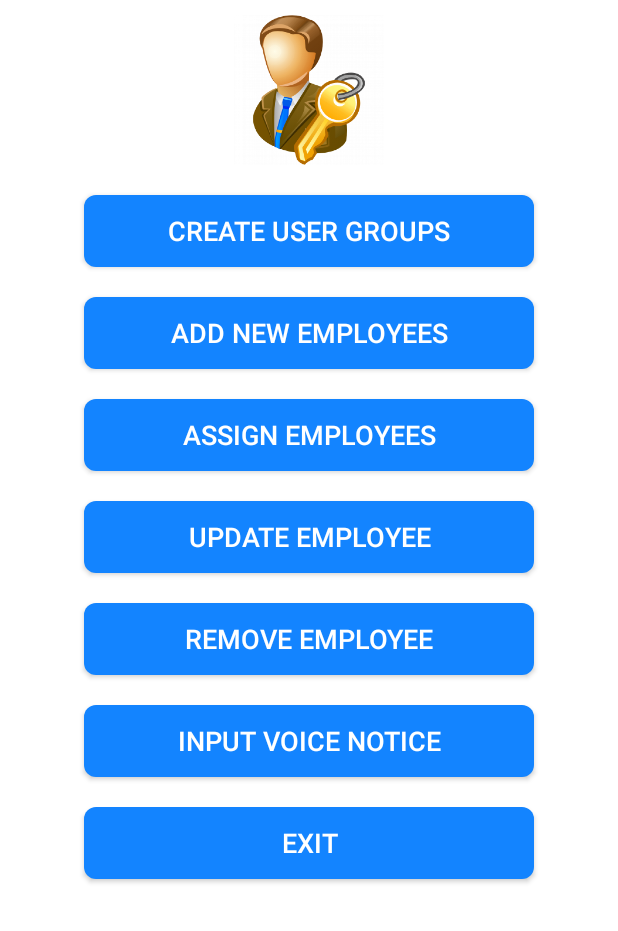
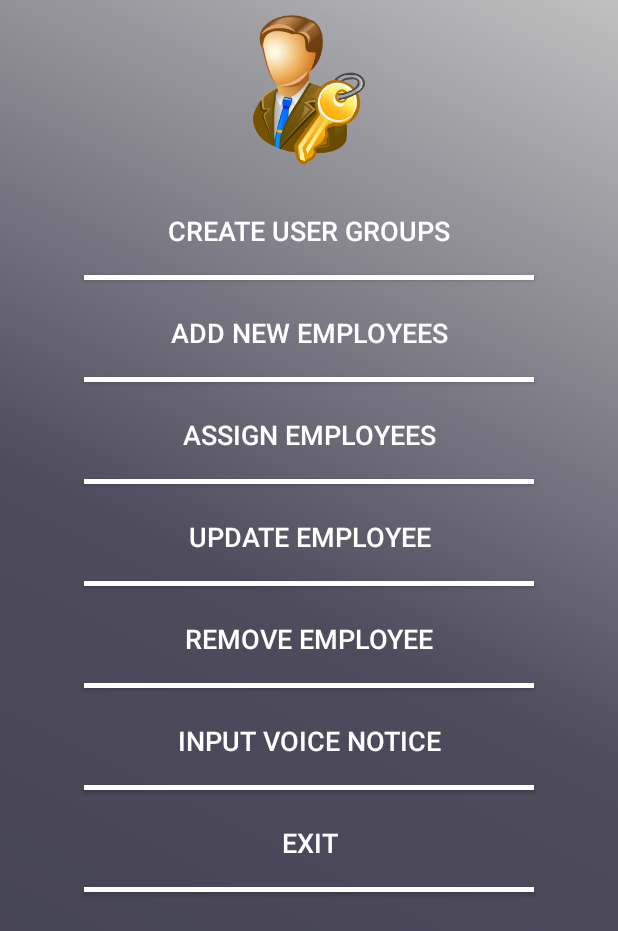
Before and after one commit to 10354838/VTT2.0, an Android app: the AdminPage screen opened directly, with no data from a screen before it, on a phone screen of 412 x 824 dp. Shown: the top 931 px of the screen. Run offline under Robolectric (Android 15) with nearby library versions, the phone set to English and light mode, and no system bars.

Commit message:
ui changes

```diff
--- a/app/src/main/java/com/example/vtt20/AddNEmp.java
+++ b/app/src/main/java/com/example/vtt20/AddNEmp.java
@@ -40,6 +40,10 @@ public class AddNEmp extends AppCompatActivity {
         Button addEmp = findViewById(R.id.btn_add_emp);
         Button addEmpExit = findViewById(R.id.btn_add_emp_exit);
         lv = findViewById(R.id.listEmp);
+        lv.setListAdapter(new ArrayAdapter(this,
+                android.R.layout.simple_list_item_1, listItems));
+
+
 
         EmpInfoList = new ArrayList<>();
 
--- a/app/src/main/res/layout/activity_admin_page.xml
+++ b/app/src/main/res/layout/activity_admin_page.xml
@@ -4,7 +4,7 @@
     xmlns:tools="http://schemas.android.com/tools"
     android:layout_width="match_parent"
     android:layout_height="match_parent"
-    android:background="@android:color/background_light"
+    android:background="@drawable/backgroud"
     android:orientation="vertical"
     tools:context=".AdminPage">
 
@@ -24,10 +24,18 @@
         android:layout_below="@id/imageView5"
         android:layout_centerHorizontal="true"
         android:layout_marginTop="20dp"
-        android:background="@drawable/roundedbutton"
+        android:background="@null"
         android:textColor="@android:color/background_light"
         android:text="@string/create_user_groups"
         android:textSize="18sp" />
+
+    <Button
+        android:layout_width="300dp"
+        android:layout_height="5px"
+        android:layout_marginTop="5dp"
+        android:layout_below="@+id/btn_create_grup_pg"
+        android:layout_centerHorizontal="true"
+        android:background="#ffffff"/>
 
     <Button
         android:id="@+id/btn_add_emp_pg"
@@ -36,10 +44,18 @@
         android:layout_below="@id/btn_create_grup_pg"
         android:layout_centerHorizontal="true"
         android:layout_marginTop="20dp"
-        android:background="@drawable/roundedbutton"
+        android:background="@null"
         android:textColor="@android:color/background_light"
         android:text="@string/add_new_employees"
         android:textSize="18sp" />
+
+    <Button
+        android:layout_width="300dp"
+        android:layout_height="5px"
+        android:layout_marginTop="5dp"
+        android:layout_below="@+id/btn_add_emp_pg"
+        android:layout_centerHorizontal="true"
+        android:background="#ffffff"/>
 
     <Button
         android:id="@+id/btn_asign_emp_pg"
@@ -48,10 +64,18 @@
         android:layout_below="@id/btn_add_emp_pg"
         android:layout_centerHorizontal="true"
         android:layout_marginTop="20dp"
-        android:background="@drawable/roundedbutton"
+        android:background="@null"
         android:textColor="@android:color/background_light"
         android:text="@string/assign_employees"
         android:textSize="18sp" />
+
+    <Button
+        android:layout_width="300dp"
+        android:layout_height="5px"
+        android:layout_marginTop="5dp"
+        android:layout_below="@+id/btn_asign_emp_pg"
+        android:layout_centerHorizontal="true"
+        android:background="#ffffff"/>
 
     <Button
         android:id="@+id/btn_update_pg"
@@ -60,10 +84,17 @@
         android:layout_below="@id/btn_asign_emp_pg"
         android:layout_centerHorizontal="true"
         android:layout_marginTop="20dp"
-        android:background="@drawable/roundedbutton"
+        android:background="@null"
         android:textColor="@android:color/background_light"
         android:text="@string/update_employee"
         android:textSize="18sp" />
+    <Button
+        android:layout_width="300dp"
+        android:layout_height="5px"
+        android:layout_marginTop="5dp"
+        android:layout_below="@+id/btn_update_pg"
+        android:layout_centerHorizontal="true"
+        android:background="#ffffff"/>
 
     <Button
         android:id="@+id/btn_remove_pg"
@@ -72,10 +103,17 @@
         android:layout_below="@id/btn_update_pg"
         android:layout_centerHorizontal="true"
         android:layout_marginTop="20dp"
-        android:background="@drawable/roundedbutton"
+        android:background="@null"
         android:textColor="@android:color/background_light"
         android:text="@string/remove_employee"
         android:textSize="18sp" />
+    <Button
+        android:layout_width="300dp"
+        android:layout_height="5px"
+        android:layout_marginTop="5dp"
+        android:layout_below="@+id/btn_remove_pg"
+        android:layout_centerHorizontal="true"
+        android:background="#ffffff"/>
 
     <Button
         android:id="@+id/btn_notice_pg"
@@ -84,10 +122,18 @@
         android:layout_below="@id/btn_remove_pg"
         android:layout_centerHorizontal="true"
         android:layout_marginTop="20dp"
-        android:background="@drawable/roundedbutton"
+        android:background="@null"
         android:textColor="@android:color/background_light"
         android:text="@string/input_voice_notice"
         android:textSize="18sp" />
+
+    <Button
+        android:layout_width="300dp"
+        android:layout_height="5px"
+        android:layout_marginTop="5dp"
+        android:layout_below="@+id/btn_notice_pg"
+        android:layout_centerHorizontal="true"
+        android:background="#ffffff"/>
 
     <Button
         android:id="@+id/btn_exit"
@@ -96,10 +142,18 @@
         android:layout_below="@id/btn_notice_pg"
         android:layout_centerHorizontal="true"
         android:layout_marginTop="20dp"
-        android:background="@drawable/roundedbutton"
+        android:background="@null"
         android:textColor="@android:color/background_light"
         android:text="@string/exit"
         android:textSize="18sp" />
+
+    <Button
+        android:layout_width="300dp"
+        android:layout_height="5px"
+        android:layout_marginTop="5dp"
+        android:layout_below="@+id/btn_exit"
+        android:layout_centerHorizontal="true"
+        android:background="#ffffff"/>
 
     <TextView
         android:id="@+id/txtCurrentUserAdmin"
--- a/app/src/main/res/values/colors.xml
+++ b/app/src/main/res/values/colors.xml
@@ -1,6 +1,6 @@
 <?xml version="1.0" encoding="utf-8"?>
 <resources>
     <color name="colorPrimary">#6200EE</color>
-    <color name="colorPrimaryDark">#1384FF</color>
+    <color name="colorPrimaryDark">#43444F</color>
     <color name="colorAccent">#03DAC5</color>
 </resources>
```
Also changed, not shown: app/src/main/res/layout/activity_add_n_emp.xml (+62 -14 lines), app/src/main/res/layout/activity_assign__user__role.xml (+37 -13 lines), app/src/main/res/layout/activity_create_user_groups.xml (+27 -10 lines), app/src/main/res/layout/activity_details.xml (+8 -5 lines), app/src/main/res/layout/activity_lang__selection.xml (+33 -8 lines).
